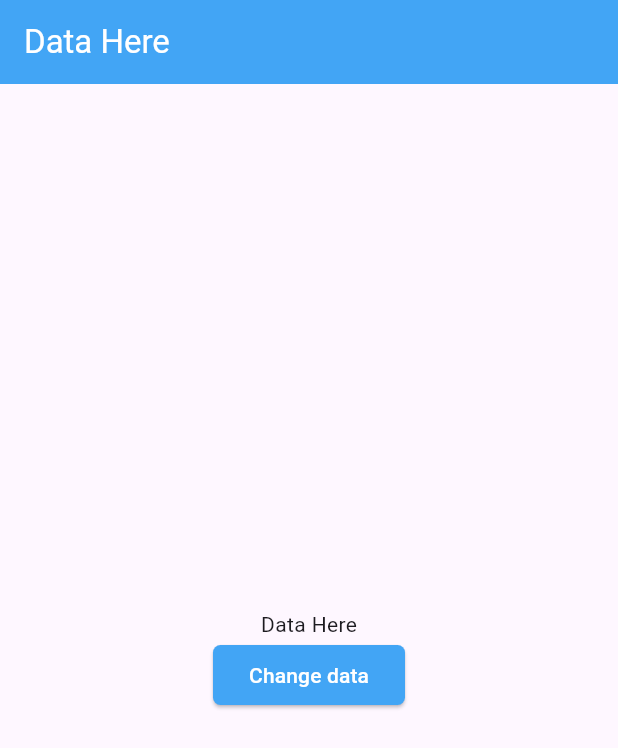
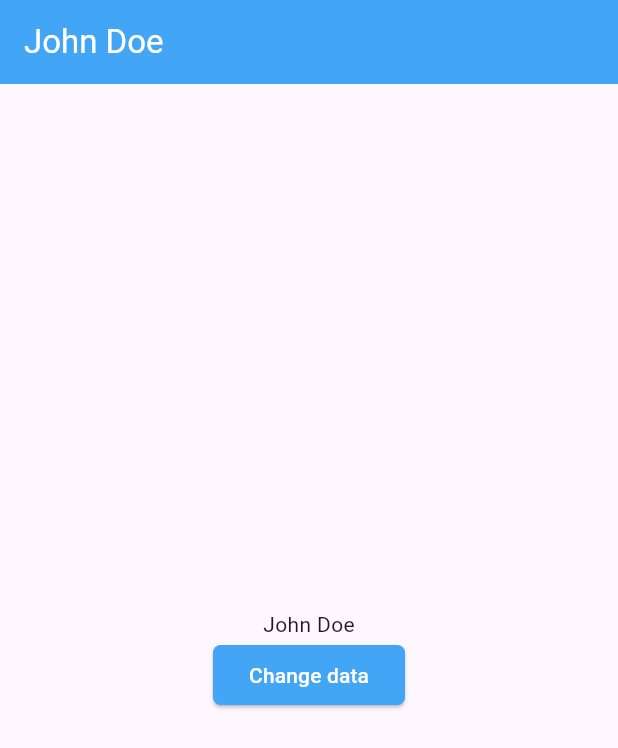
Before and after one commit to joshsaxx/everyday_flutter, a Flutter app: the screen it shows after launch, after a tap on "Change data", on a phone screen of 412 x 824 dp. Shown: the top 748 px of the screen. Run offline on Flutter 3.47's test engine with Material 3 defaults, Android fonts, the phone set to English and light mode, and no system bars; our stand-ins replace cached_network_image, google_fonts.

Commit message:
tutorial_sessions -- State Management -- Using setState

```diff
--- a/lib/app/tutorial_sessions/state_management/intro.dart
+++ b/lib/app/tutorial_sessions/state_management/intro.dart
@@ -1,7 +1,21 @@
 import 'package:flutter/material.dart';
 
-class StateManagementMainPage extends StatelessWidget {
+class StateManagementMainPage extends StatefulWidget {
+
   const StateManagementMainPage({super.key});
+
+  @override
+  State<StateManagementMainPage> createState() => _StateManagementMainPageState();
+}
+
+class _StateManagementMainPageState extends State<StateManagementMainPage> {
+  String data = 'Josh Saxx';
+  void changeValue (String dataChanged){
+    setState(() {
+      data = dataChanged;
+    });
+  }
+
   @override
   Widget build(BuildContext context) {
     print('Building MainPage');
@@ -9,37 +23,50 @@ class StateManagementMainPage extends StatelessWidget {
       appBar: AppBar(
         backgroundColor: Colors.blue[400],
         foregroundColor: Colors.white,
-        title: Text('Data Here'),
+        title: Text(data),
       ),
-      body: Screen2(),
+      body: Screen2(data: data,changeData: changeValue),
     );
   }
 }
 
 class Screen2 extends StatelessWidget {
-  const Screen2({super.key});
+  final String data;
+  final Function(String) changeData;
+
+  Screen2({super.key, required this.data, required this.changeData});
   @override
   Widget build(BuildContext context) {
     print('Building Screen2');
     return Container(
-      child: Screen3(),
+      child: Screen3(data: data,changeData: changeData,),
     );
   }
 }
 
 class Screen3 extends StatelessWidget {
-  const Screen3({super.key});
+  final String data;
+  final Function(String) changeData;
+  const Screen3({super.key, required this.data, required this.changeData});
   @override
   Widget build(BuildContext context) {
     print('Building Screen3');
     return Container(
-      child: Screen4(),
+      child: Screen4(data: data,changeData: changeData,),
     );
   }
 }
 
-class Screen4 extends StatelessWidget {
-  const Screen4({super.key});
+class Screen4 extends StatefulWidget {
+  final String data;
+  final Function(String) changeData;
+  const Screen4({super.key,required this.data,required this.changeData});
+
+  @override
+  State<Screen4> createState() => _Screen4State();
+}
+
+class _Screen4State extends State<Screen4> {
   @override
   Widget build(BuildContext context) {
     print('Building Screen4');
@@ -47,7 +74,7 @@ class Screen4 extends StatelessWidget {
       child: Column(
         mainAxisAlignment: MainAxisAlignment.center,
         children: [
-          Text('Data Here'),
+          Text(widget.data),
           ElevatedButton(
             style: ElevatedButton.styleFrom(
                 backgroundColor: Colors.blue[400],
@@ -56,7 +83,9 @@ class Screen4 extends StatelessWidget {
                   borderRadius: BorderRadius.circular(5)
                 )
               ),
-            onPressed: () {},
+            onPressed: () {
+              widget.changeData('John Doe');
+            },
             child: Text('Change data'),
           ),
         ],
```
